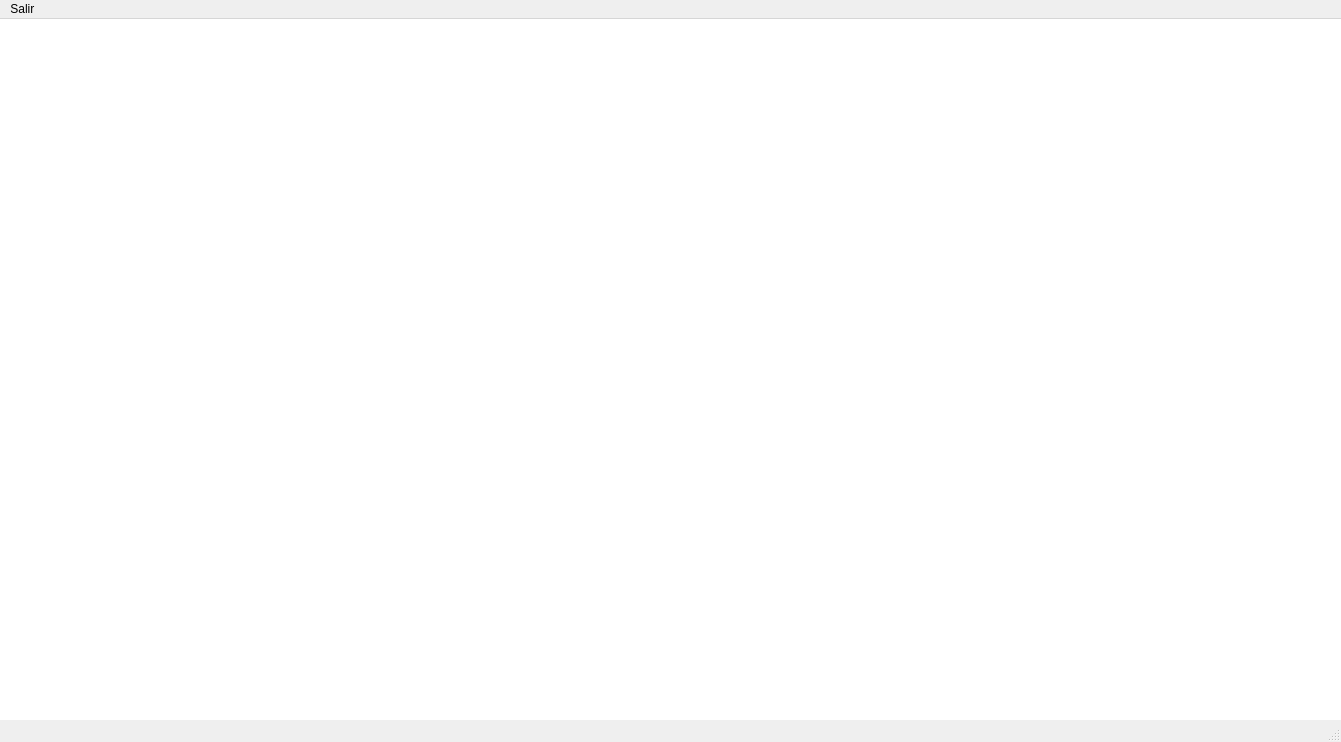
The window that Videojuego_DragonBall/mainwindow.ui (isabela1111/Proyecto-Final-) describes before a commit, drawn with Qt 5.
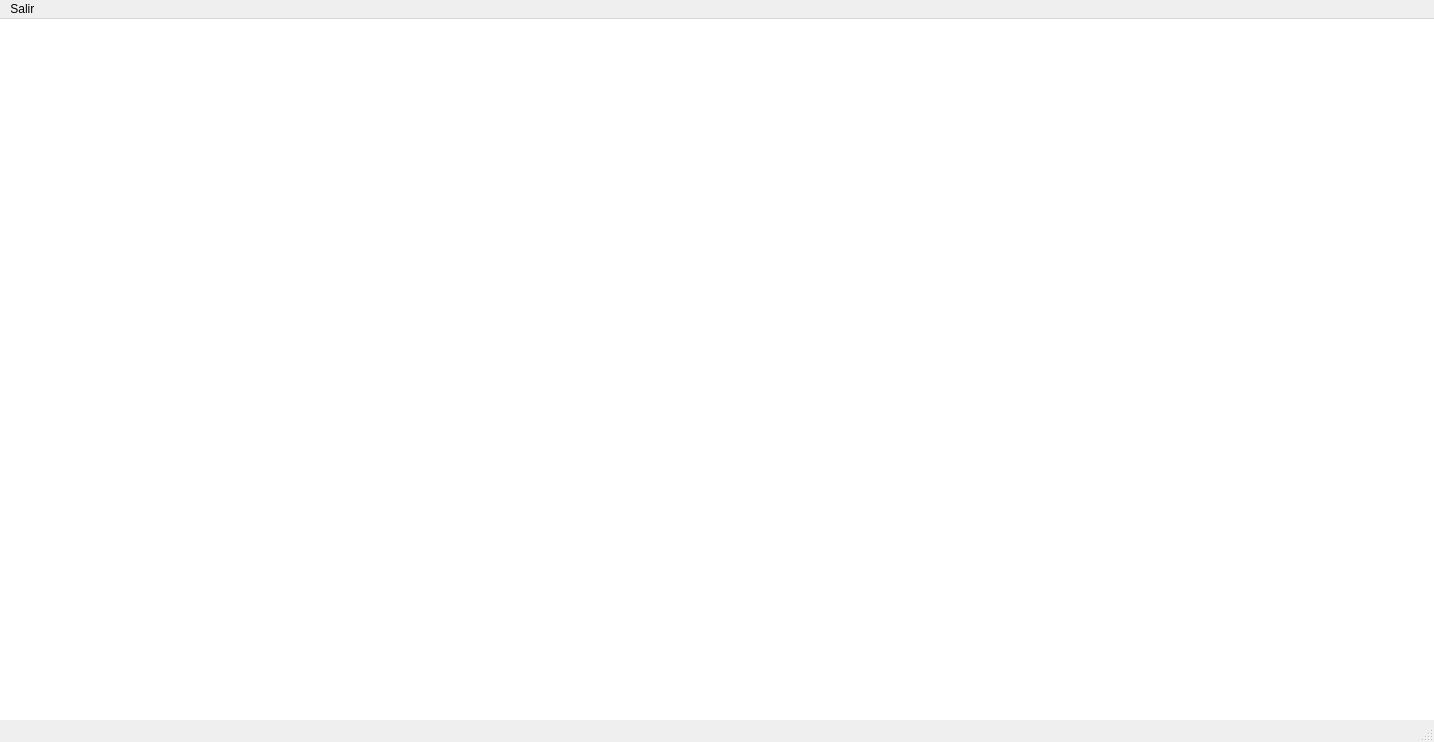
The same window after the commit.

The edit to the form file:
```diff
--- a/Videojuego_DragonBall/mainwindow.ui
+++ b/Videojuego_DragonBall/mainwindow.ui
@@ -6,7 +6,7 @@
    <rect>
     <x>0</x>
     <y>0</y>
-    <width>1341</width>
+    <width>1434</width>
     <height>742</height>
    </rect>
   </property>
@@ -17,9 +17,9 @@
    <widget class="QGraphicsView" name="graphicsView&#10;">
     <property name="geometry">
      <rect>
-      <x>-10</x>
-      <y>-30</y>
-      <width>1391</width>
+      <x>-20</x>
+      <y>-40</y>
+      <width>1461</width>
       <height>811</height>
      </rect>
     </property>
@@ -30,7 +30,7 @@
     <rect>
      <x>0</x>
      <y>0</y>
-     <width>1341</width>
+     <width>1434</width>
      <height>28</height>
     </rect>
    </property>
```
